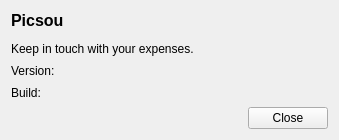
This is ui/dialogs/aboutpicsou.ui in koromodako/picsou as Qt 5 draws it before an edit. The edited form follows.
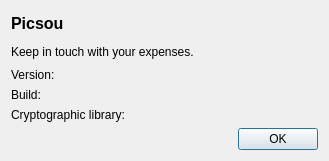
This is the edited form.

Commit message: Update translation, add (teaser) charts tab, add libcrypto info in 'about' dialog, split crypto classes in 2 files.

```diff
--- a/ui/dialogs/aboutpicsou.ui
+++ b/ui/dialogs/aboutpicsou.ui
@@ -9,10 +9,16 @@
    <rect>
     <x>0</x>
     <y>0</y>
-    <width>339</width>
-    <height>140</height>
+    <width>329</width>
+    <height>161</height>
    </rect>
   </property>
+  <property name="sizePolicy">
+   <sizepolicy hsizetype="Maximum" vsizetype="Maximum">
+    <horstretch>0</horstretch>
+    <verstretch>0</verstretch>
+   </sizepolicy>
+  </property>
   <property name="windowTitle">
    <string>Form</string>
   </property>
@@ -28,6 +34,9 @@
     <layout class="QHBoxLayout" name="horizontalLayout">
      <item>
       <layout class="QVBoxLayout" name="verticalLayout">
+       <property name="sizeConstraint">
+        <enum>QLayout::SetDefaultConstraint</enum>
+       </property>
        <item>
         <widget class="QLabel" name="version_label">
          <property name="sizePolicy">
@@ -43,11 +52,30 @@
        </item>
        <item>
         <widget class="QLabel" name="build_label">
+         <property name="sizePolicy">
+          <sizepolicy hsizetype="Maximum" vsizetype="Preferred">
+           <horstretch>0</horstretch>
+           <verstretch>0</verstretch>
+          </sizepolicy>
+         </property>
          <property name="text">
           <string>Build:</string>
          </property>
         </widget>
        </item>
+       <item>
+        <widget class="QLabel" name="libcrypto_label">
+         <property name="sizePolicy">
+          <sizepolicy hsizetype="Maximum" vsizetype="Preferred">
+           <horstretch>0</horstretch>
+           <verstretch>0</verstretch>
+          </sizepolicy>
+         </property>
+         <property name="text">
+          <string>Cryptographic library:</string>
+         </property>
+        </widget>
+       </item>
       </layout>
      </item>
      <item>
@@ -66,6 +94,13 @@
          </property>
         </widget>
        </item>
+       <item>
+        <widget class="QLabel" name="libcrypto">
+         <property name="text">
+          <string>&lt;name_and_version&gt;</string>
+         </property>
+        </widget>
+       </item>
       </layout>
      </item>
     </layout>
@@ -73,7 +108,7 @@
    <item>
     <widget class="QDialogButtonBox" name="buttons">
      <property name="standardButtons">
-      <set>QDialogButtonBox::Close</set>
+      <set>QDialogButtonBox::Ok</set>
      </property>
     </widget>
    </item>
```
The commit also changes 14 other files.
